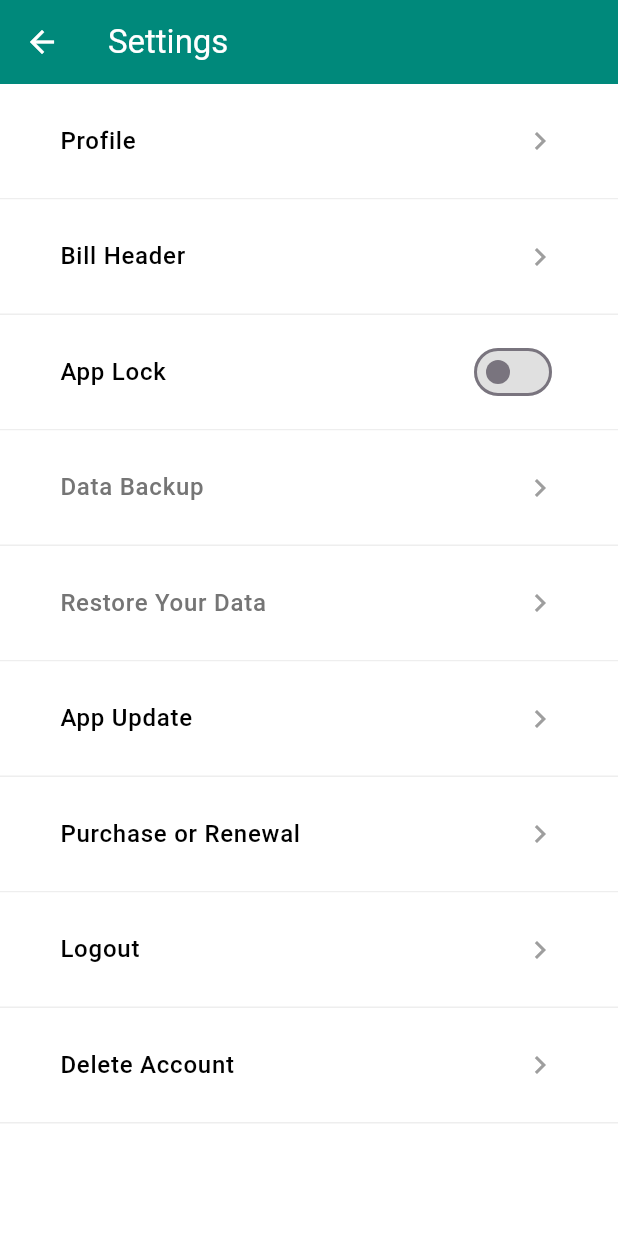
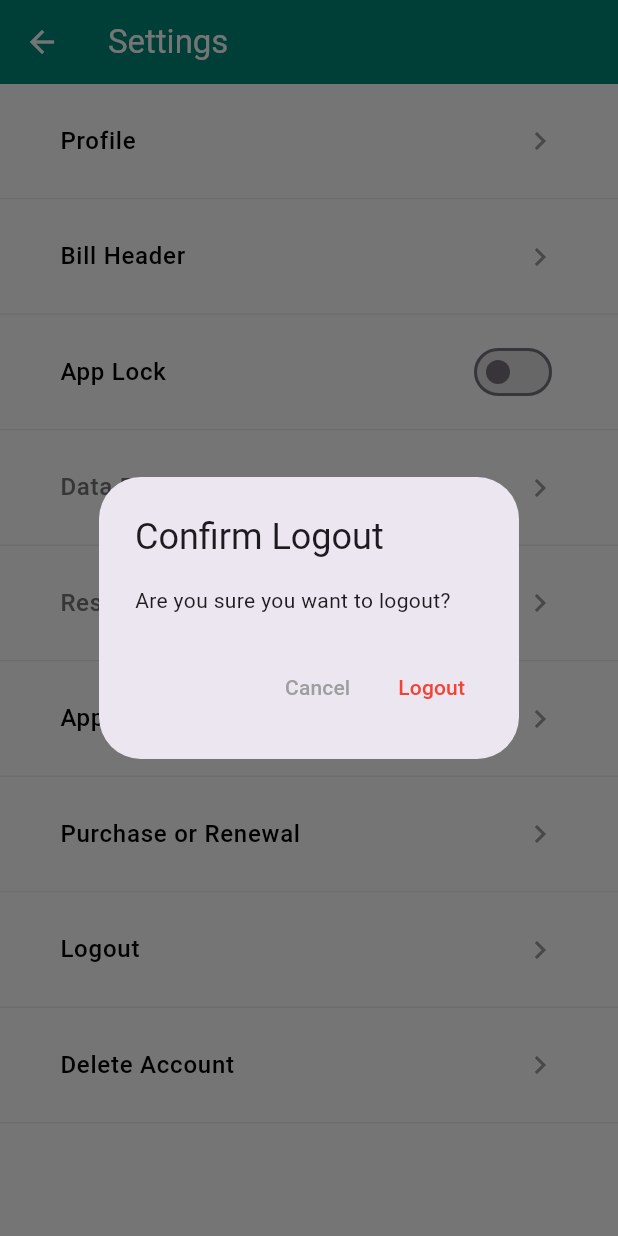
Before and after one commit to antonykj623/saveapp_flutter, a Flutter app: the SettingsScreen screen opened directly, after a tap on "Logout", on a phone screen of 412 x 824 dp. Run offline on Flutter 3.47's test engine with Material 3 defaults, Android fonts, the phone set to English and light mode, and no system bars; our stand-ins replace animated_notch_bottom_bar, carousel_slider, file_picker, get, image_picker and 9 more; missing offline and left inert: custom_linear_progress_indicator, dart:ffi, translator, widget_loading; accounts and stored records are empty.

Commit message:
commited by haririshnan

```diff
--- a/lib/view/home/widget/setting_page/setting_page.dart
+++ b/lib/view/home/widget/setting_page/setting_page.dart
@@ -1,5 +1,7 @@
 import 'package:flutter/material.dart';
 import 'package:new_project_2025/view/home/widget/profile_page/profile_page.dart';
+import 'package:shared_preferences/shared_preferences.dart';
+import 'package:new_project_2025/app/Modules/login/login_page.dart';
 
 void main() {
   runApp(const MyApp());
@@ -31,6 +33,49 @@ class SettingsScreen extends StatefulWidget {
 class _SettingsScreenState extends State<SettingsScreen> {
   bool appLockEnabled = false;
 
+  // Function to show logout confirmation dialog
+  Future<void> _showLogoutDialog() async {
+    return showDialog<void>(
+      context: context,
+      barrierDismissible: false, // Prevents closing dialog by tapping outside
+      builder: (BuildContext context) {
+        return AlertDialog(
+          title: const Text('Confirm Logout'),
+          content: const Text('Are you sure you want to logout?'),
+          actions: <Widget>[
+            TextButton(
+              child: const Text('Cancel', style: TextStyle(color: Colors.grey)),
+              onPressed: () {
+                Navigator.of(context).pop(); // Close the dialog
+              },
+            ),
+            TextButton(
+              child: const Text('Logout', style: TextStyle(color: Colors.red)),
+              onPressed: () {
+                Navigator.of(context).pop(); // Close the dialog
+                _handleLogout(); // Proceed with logout
+              },
+            ),
+          ],
+        );
+      },
+    );
+  }
+
+  // Function to handle logout
+  Future<void> _handleLogout() async {
+    final prefs = await SharedPreferences.getInstance();
+    await prefs.remove('token'); // Remove the token from SharedPreferences
+    print('Logout tapped, token removed');
+
+    // Navigate to LoginScreen and remove all previous routes
+    Navigator.pushAndRemoveUntil(
+      context,
+      MaterialPageRoute(builder: (context) => LoginScreen()),
+      (Route<dynamic> route) => false,
+    );
+  }
+
   @override
   Widget build(BuildContext context) {
     return Scaffold(
@@ -44,8 +89,7 @@ class _SettingsScreenState extends State<SettingsScreen> {
         ),
         backgroundColor: const Color(0xFF00897B),
       ),
-      body:
-      Container(
+      body: Container(
         color: Colors.white,
         height: double.infinity,
         child: ListView(
@@ -60,7 +104,6 @@ class _SettingsScreenState extends State<SettingsScreen> {
                 );
               },
             ),
-
             _buildSettingItem(
               title: 'Bill Header',
               hasToggle: false,
@@ -112,10 +155,9 @@ class _SettingsScreenState extends State<SettingsScreen> {
             ),
             _buildSettingItem(
               title: 'Logout',
+
               hasToggle: false,
-              onTap: () {
-                print('Logout tapped');
-              },
+              onTap: _showLogoutDialog,
             ),
             _buildSettingItem(
               title: 'Delete Account',
@@ -150,7 +192,6 @@ class _SettingsScreenState extends State<SettingsScreen> {
           horizontal: 40,
           vertical: 10,
         ),
-
         title: Text(
           title,
           style: TextStyle(
```
Also changed, not shown: lib/view/home/widget/More_page/More_page.dart (+122 -22 lines), 1 other file.
